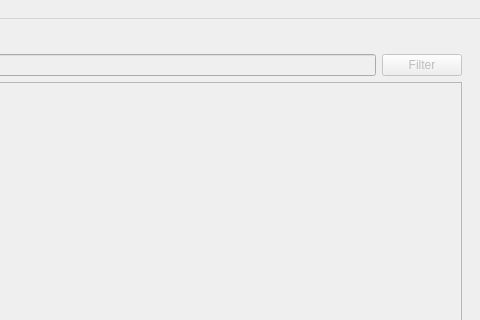
The window that metallaxis/gui/MetallaxisGui.ui (seanlaidlaw/Metallaxis) describes before a commit, drawn with Qt 5; both pictures show x 403 to 883 and y 0 to 320 of the 883 by 596 pixel window.
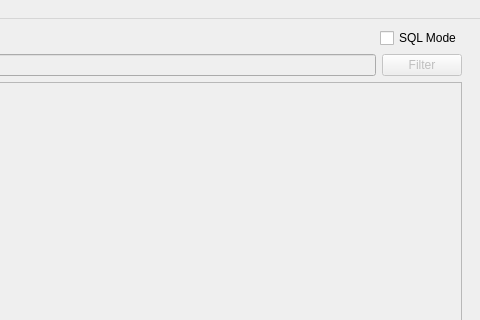
The same window after the commit. The open tabs and pages were chosen to show the change.

Commit message: add SQL filter mode

```diff
--- a/metallaxis/gui/MetallaxisGui.ui
+++ b/metallaxis/gui/MetallaxisGui.ui
@@ -419,6 +419,16 @@
               </property>
              </spacer>
             </item>
+            <item>
+             <widget class="QCheckBox" name="sql_mode_checkBox">
+              <property name="text">
+               <string>SQL Mode</string>
+              </property>
+              <property name="tristate">
+               <bool>false</bool>
+              </property>
+             </widget>
+            </item>
            </layout>
           </item>
           <item>
```
